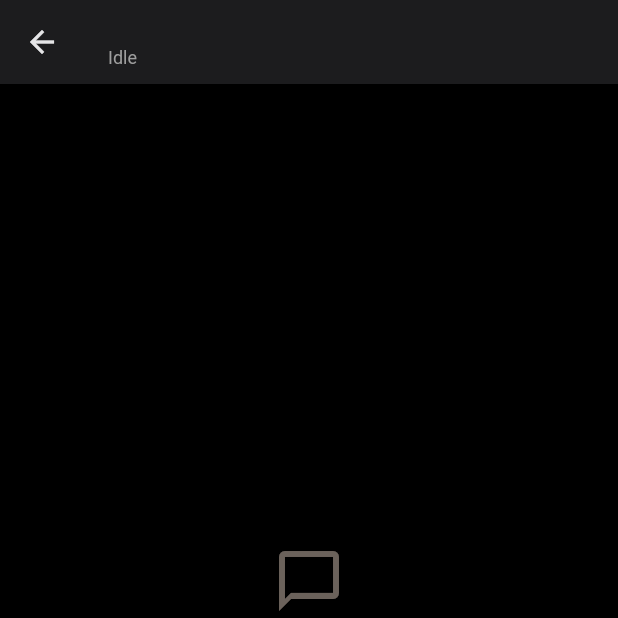
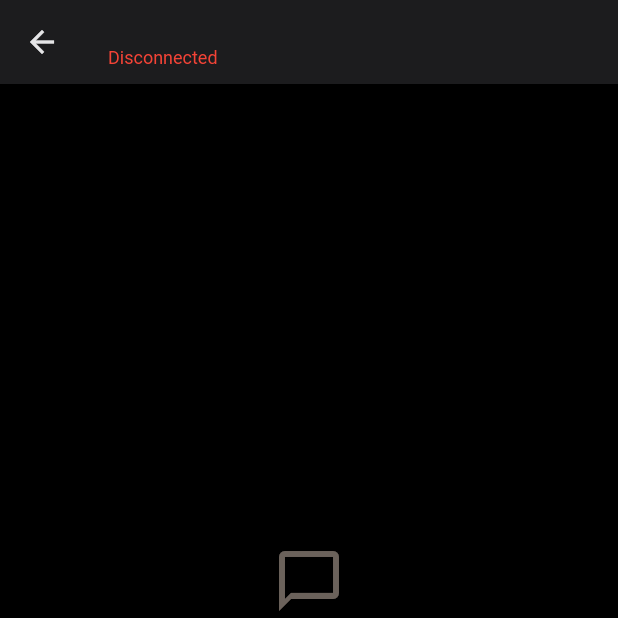
Before and after one commit to AviaAvraham/claude-mobile-custom, a Flutter app: the ChatScreen screen opened directly with empty values, after a tap on the "send" icon, on a phone screen of 412 x 824 dp, the top half of it. Run offline on Flutter 3.47's test engine with Material 3 defaults, Android fonts, the phone set to English and light mode, and no system bars; our stand-ins replace flutter_local_notifications, flutter_markdown, shared_preferences; missing offline and left inert: mobile_scanner; accounts and stored records are empty.

Commit message:
Add chat persistence, connection status, WebSocket fix, message retry
- Chat messages persist to SharedPreferences, survive app restarts
- Connected/Disconnected status on chat screen (green/red)
- WebSocket await ready fix for Flutter web compatibility
- Unsent messages retry on reconnect + 5s timer on chat screen
- Unread badge clears properly on enter/exit chat
- Reversed ListView for stable scroll position
- Markdown soft line breaks + auto-format lists
- Reconnect backoff capped at 16s

Co-Authored-By: Claude Opus 4.6 (1M context) <noreply@anthropic.com>

```diff
--- a/flutter_app/lib/main.dart
+++ b/flutter_app/lib/main.dart
@@ -43,7 +43,7 @@ class ClaudeMobileApp extends StatelessWidget {
           create: (_) => ServerProvider(wsService, storage),
         ),
         ChangeNotifierProvider(
-          create: (_) => ChatProvider(wsService),
+          create: (_) => ChatProvider(wsService, storage),
         ),
         ChangeNotifierProvider(
           create: (_) => PermissionProvider(wsService, notificationService),
--- a/flutter_app/lib/providers/chat_provider.dart
+++ b/flutter_app/lib/providers/chat_provider.dart
@@ -1,9 +1,11 @@
 import 'package:flutter/foundation.dart';
 import '../models/chat_message.dart';
 import '../services/websocket_service.dart';
+import '../services/storage_service.dart';
 
 class ChatProvider extends ChangeNotifier {
   final WebSocketService _ws;
+  final StorageService _storage;
   int _msgCounter = 0;
 
   // session_id -> messages
@@ -21,7 +23,14 @@ class ChatProvider extends ChangeNotifier {
   // Currently viewed session (set by chat screen)
   String? _activeSessionId;
 
-  ChatProvider(this._ws) {
+  ChatProvider(this._ws, this._storage) {
+    // Retry unsent messages on reconnect
+    _ws.connectionState.listen((state) {
+      if (state == WsConnectionState.connected) {
+        _retryUnsent();
+      }
+    });
+
     _ws.messages.listen((msg) {
       final type = msg['type'] as String?;
 
@@ -39,6 +48,7 @@ class ChatProvider extends ChangeNotifier {
         if (_activeSessionId != sessionId) {
           _unread[sessionId] = (_unread[sessionId] ?? 0) + 1;
         }
+        _persist(sessionId);
         notifyListeners();
       } else if (type == 'msg_ack') {
         final msgId = msg['msg_id'] as String?;
@@ -82,15 +92,43 @@ class ChatProvider extends ChangeNotifier {
   int get totalUnread => _unread.values.fold(0, (a, b) => a + b);
 
   void setActiveSession(String? sessionId) {
-    _activeSessionId = sessionId;
     if (sessionId != null) {
       _unread.remove(sessionId);
-      notifyListeners();
+    }
+    _activeSessionId = sessionId;
+    notifyListeners();
+  }
+
+  List<ChatMessage> _getOrCreateMessages(String sessionId) {
+    return _messages.putIfAbsent(sessionId, () => _storage.getMessages(sessionId));
+  }
+
+  void _persist(String sessionId) {
+    final messages = _messages[sessionId];
+    if (messages != null) {
+      _storage.saveMessages(sessionId, messages);
     }
   }
 
-  List<ChatMessage> _getOrCreateMessages(String sessionId) {
-    return _messages.putIfAbsent(sessionId, () => []);
+  void _retryUnsent() {
+    for (final entry in _messages.entries) {
+      retryUnsent(entry.key);
+    }
+  }
+
+  void retryUnsent(String sessionId) {
+    final messages = _messages[sessionId];
+    if (messages == null) return;
+    for (final msg in messages) {
+      if (msg.isFromUser && msg.deliveryStatus == DeliveryStatus.sending && msg.msgId != null) {
+        _ws.send({
+          'type': 'message',
+          'session_id': sessionId,
+          'text': msg.text,
+          'msg_id': msg.msgId,
+        });
+      }
+    }
   }
 
   void sendMessage(String sessionId, String text) {
@@ -113,6 +151,7 @@ class ChatProvider extends ChangeNotifier {
       'msg_id': msgId,
     });
 
+    _persist(sessionId);
     notifyListeners();
   }
 }
--- a/flutter_app/lib/screens/chat_screen.dart
+++ b/flutter_app/lib/screens/chat_screen.dart
@@ -1,8 +1,10 @@
+import 'dart:async';
 import 'package:flutter/material.dart';
 import 'package:provider/provider.dart';
 import '../models/session.dart';
 import '../providers/chat_provider.dart';
 import '../providers/permission_provider.dart';
+import '../providers/server_provider.dart';
 import '../widgets/message_bubble.dart';
 import '../widgets/permission_card.dart';
 
@@ -18,17 +20,22 @@ class ChatScreen extends StatefulWidget {
 class _ChatScreenState extends State<ChatScreen> {
   final _textController = TextEditingController();
   final _scrollController = ScrollController();
+  Timer? _retryTimer;
 
   @override
   void initState() {
     super.initState();
-    final draft = context.read<ChatProvider>().getDraft(widget.session.id);
+    final chatProvider = context.read<ChatProvider>();
+    final draft = chatProvider.getDraft(widget.session.id);
     if (draft.isNotEmpty) {
       _textController.text = draft;
     }
     _textController.addListener(_saveDraft);
-    context.read<ChatProvider>().setActiveSession(widget.session.id);
-    WidgetsBinding.instance.addPostFrameCallback((_) => _scrollToBottom());
+    chatProvider.setActiveSession(widget.session.id);
+    chatProvider.retryUnsent(widget.session.id);
+    _retryTimer = Timer.periodic(const Duration(seconds: 5), (_) {
+      context.read<ChatProvider>().retryUnsent(widget.session.id);
+    });
   }
 
   void _saveDraft() {
@@ -37,6 +44,7 @@ class _ChatScreenState extends State<ChatScreen> {
 
   @override
   void dispose() {
+    _retryTimer?.cancel();
     context.read<ChatProvider>().setActiveSession(null);
     _textController.removeListener(_saveDraft);
     _textController.dispose();
@@ -49,19 +57,6 @@ class _ChatScreenState extends State<ChatScreen> {
     if (text.isEmpty) return;
     _textController.clear();
     context.read<ChatProvider>().sendMessage(widget.session.id, text);
-    _scrollToBottom();
-  }
-
-  void _scrollToBottom() {
-    WidgetsBinding.instance.addPostFrameCallback((_) {
-      if (_scrollController.hasClients) {
-        _scrollController.animateTo(
-          _scrollController.position.maxScrollExtent,
-          duration: const Duration(milliseconds: 200),
-          curve: Curves.easeOut,
-        );
-      }
-    });
   }
 
   @override
@@ -70,30 +65,33 @@ class _ChatScreenState extends State<ChatScreen> {
 
     return Scaffold(
       appBar: AppBar(
-        title: Consumer<ChatProvider>(
-          builder: (_, chatProvider, __) {
+        title: Consumer2<ChatProvider, ServerProvider>(
+          builder: (_, chatProvider, serverProvider, __) {
             final activity = chatProvider.getActivity(widget.session.id);
-            String? statusText;
-            Color? statusColor;
-            if (activity == 'thinking') {
+            final connected = serverProvider.isConnected;
+            String statusText;
+            Color statusColor;
+            if (!connected) {
+              statusText = 'Disconnected';
+              statusColor = Colors.red;
+            } else if (activity == 'thinking') {
               statusText = 'Thinking...';
               statusColor = Colors.amber.shade400;
             } else if (activity == 'coding') {
               statusText = 'Writing code...';
               statusColor = Colors.cyan.shade400;
-            } else if (activity == 'idle') {
-              statusText = 'Idle';
-              statusColor = Colors.grey;
+            } else {
+              statusText = 'Connected';
+              statusColor = Colors.green.shade400;
             }
             return Column(
               crossAxisAlignment: CrossAxisAlignment.start,
               children: [
                 Text(widget.session.displayName, style: const TextStyle(fontSize: 16)),
-                if (statusText != null)
-                  Text(
-                    statusText,
-                    style: TextStyle(fontSize: 12, color: statusColor),
-                  ),
+                Text(
+                  statusText,
+                  style: TextStyle(fontSize: 12, color: statusColor),
+                ),
               ],
             );
           },
@@ -154,16 +152,14 @@ class _ChatScreenState extends State<ChatScreen> {
                   );
                 }
 
-                // Auto-scroll on new messages
-                WidgetsBinding.instance.addPostFrameCallback((_) {
-                  _scrollToBottom();
-                });
-
                 return ListView.builder(
                   controller: _scrollController,
+                  reverse: true,
                   padding: const EdgeInsets.symmetric(vertical: 8),
                   itemCount: messages.length,
-                  itemBuilder: (_, index) => MessageBubble(message: messages[index]),
+                  itemBuilder: (_, index) => MessageBubble(
+                    message: messages[messages.length - 1 - index],
+                  ),
                 );
               },
             ),
--- a/flutter_app/lib/services/websocket_service.dart
+++ b/flutter_app/lib/services/websocket_service.dart
@@ -25,12 +25,13 @@ class WebSocketService {
     _doConnect();
   }
 
-  void _doConnect() {
+  Future<void> _doConnect() async {
     if (_url == null) return;
     _setState(WsConnectionState.connecting);
 
     try {
       _channel = WebSocketChannel.connect(Uri.parse(_url!));
+      await _channel!.ready;
 
       _channel!.stream.listen(
         (data) {
@@ -69,7 +70,7 @@ class WebSocketService {
     final delay = Duration(
       seconds: _reconnectAttempts < 5
           ? (1 << _reconnectAttempts) // 1, 2, 4, 8, 16
-          : 30,
+          : 16,
     );
     _reconnectAttempts++;
     _reconnectTimer = Timer(delay, _doConnect);
```
Also changed, not shown: flutter_app/lib/screens/sessions_screen.dart (+7 -6 lines), flutter_app/lib/services/storage_service.dart (+31 -0 lines), flutter_app/lib/widgets/message_bubble.dart (+20 -1 lines).
